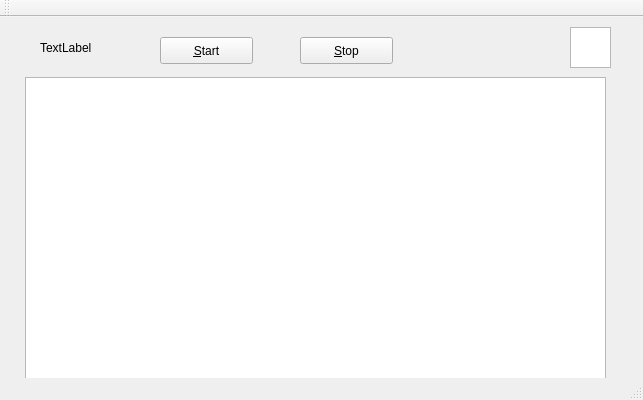
The window that mainwindow.ui (CaoPeng/sniffer_QT) describes before a commit, drawn with Qt 5.
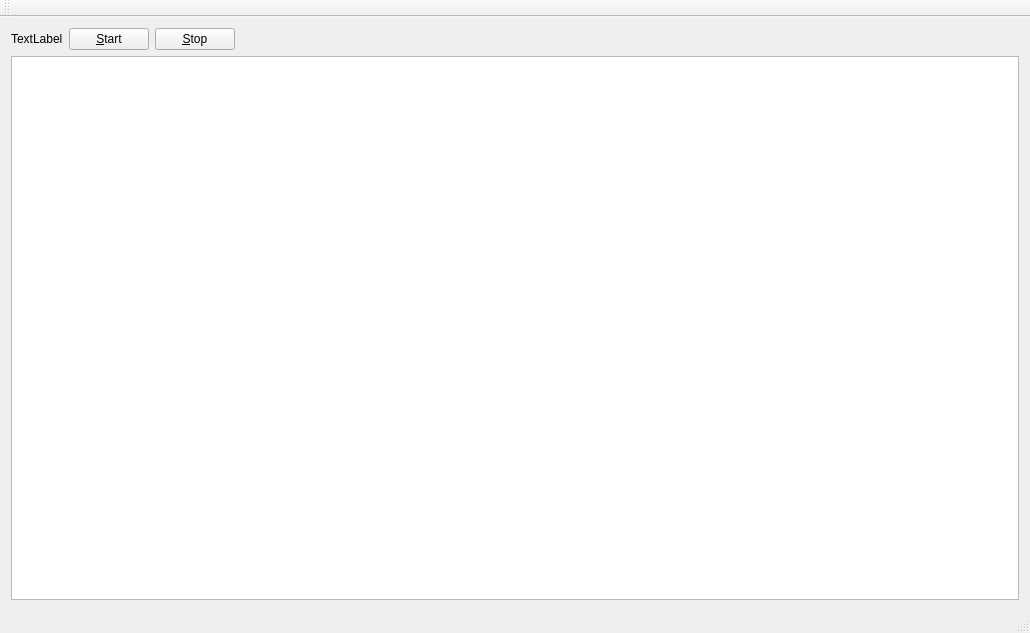
The same window after the commit.

Patch:
```diff
--- a/mainwindow.ui
+++ b/mainwindow.ui
@@ -6,73 +6,57 @@
    <rect>
     <x>0</x>
     <y>0</y>
-    <width>643</width>
-    <height>400</height>
+    <width>1030</width>
+    <height>633</height>
    </rect>
   </property>
   <property name="windowTitle">
    <string>MainWindow</string>
   </property>
   <widget class="QWidget" name="centralWidget">
+   <layout class="QVBoxLayout" name="verticalLayout">
+    <item>
+     <layout class="QHBoxLayout" name="horizontalLayout">
+      <item>
    <widget class="QLabel" name="cardLabel">
-    <property name="geometry">
-     <rect>
-      <x>40</x>
-      <y>10</y>
-      <width>71</width>
-      <height>41</height>
-     </rect>
-    </property>
     <property name="text">
      <string>TextLabel</string>
     </property>
    </widget>
+      </item>
+      <item>
    <widget class="QPushButton" name="startButton">
-    <property name="geometry">
-     <rect>
-      <x>160</x>
-      <y>20</y>
-      <width>93</width>
-      <height>27</height>
-     </rect>
-    </property>
     <property name="text">
      <string>&amp;Start</string>
     </property>
    </widget>
+      </item>
+      <item>
    <widget class="QPushButton" name="stopButton">
-    <property name="geometry">
-     <rect>
-      <x>300</x>
-      <y>20</y>
-      <width>93</width>
-      <height>27</height>
-     </rect>
-    </property>
     <property name="text">
      <string>&amp;Stop</string>
     </property>
    </widget>
-   <widget class="QTextBrowser" name="textBrowser">
-    <property name="geometry">
-     <rect>
-      <x>570</x>
-      <y>10</y>
-      <width>41</width>
-      <height>41</height>
-     </rect>
-    </property>
-   </widget>
-   <widget class="QTreeView" name="treeView">
-    <property name="geometry">
-     <rect>
-      <x>25</x>
-      <y>60</y>
-      <width>581</width>
-      <height>311</height>
-     </rect>
-    </property>
-   </widget>
+      </item>
+      <item>
+       <spacer name="horizontalSpacer">
+        <property name="orientation">
+         <enum>Qt::Horizontal</enum>
+        </property>
+        <property name="sizeHint" stdset="0">
+         <size>
+          <width>40</width>
+          <height>20</height>
+         </size>
+        </property>
+       </spacer>
+      </item>
+     </layout>
+    </item>
+    <item>
+     <widget class="QTextBrowser" name="textBrowser"/>
+    </item>
+   </layout>
   </widget>
   <widget class="QMenuBar" name="menuBar">
    <property name="geometry">
```
Left out of the diff: 2 changed lines with no effect on the pictures. Lines whose indentation alone changed are shown as unchanged.
